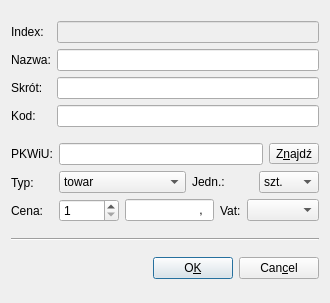
This is Towary.ui in juliagoda/qfaktury as Qt 5 draws it before an edit. The edited form follows.
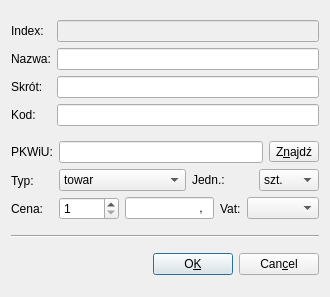
This is the edited form.

```diff
--- a/Towary.ui
+++ b/Towary.ui
@@ -6,7 +6,7 @@
     <x>0</x>
     <y>0</y>
     <width>330</width>
-    <height>303</height>
+    <height>297</height>
    </rect>
   </property>
   <property name="windowTitle" >
```
Left out of the diff: 2 changed lines with no effect on the pictures.
